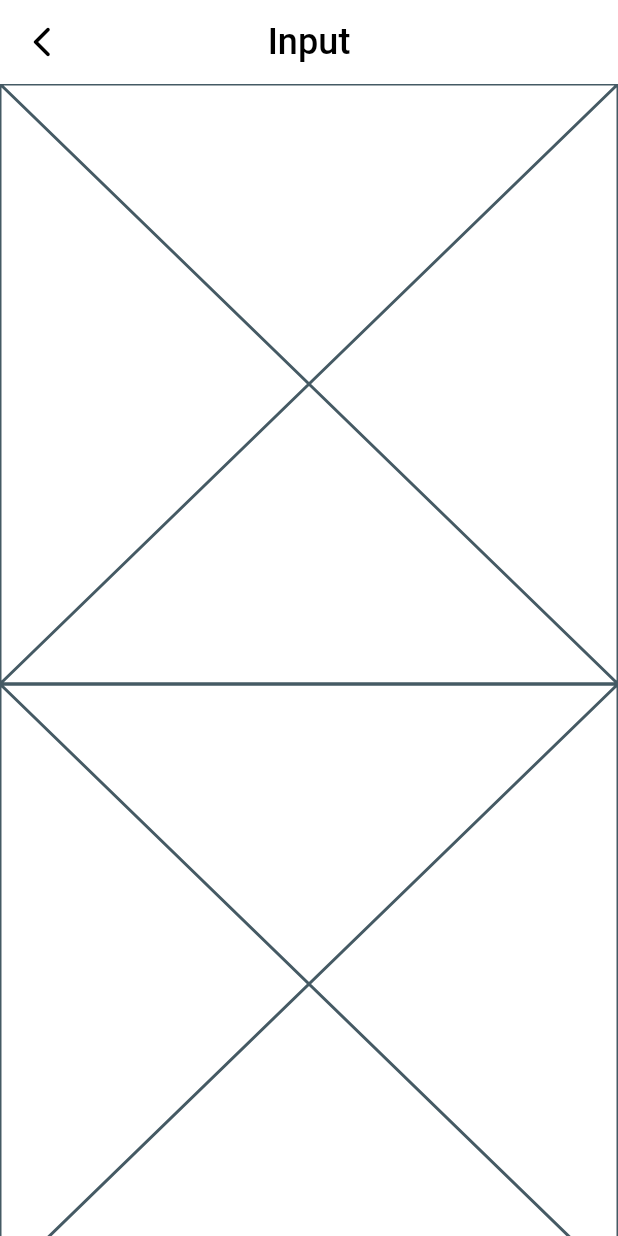
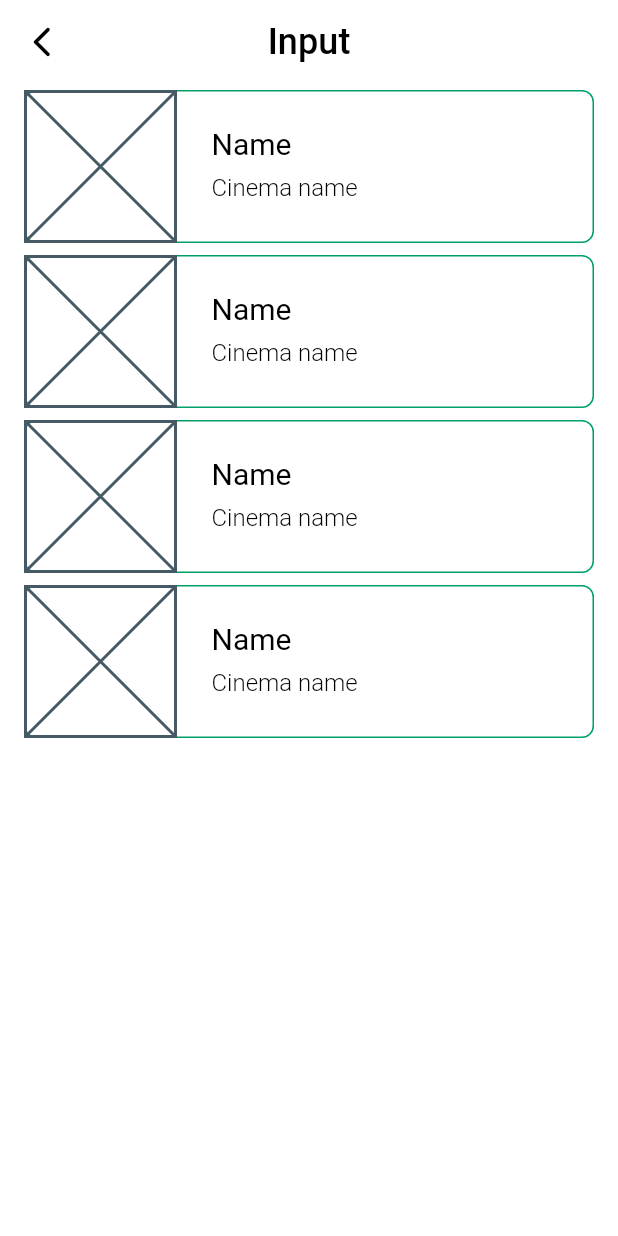
Before and after one commit to Dash-Inside/disney_characters, a Flutter app: the screen it shows after launch, on a phone screen of 412 x 824 dp. Run offline on Flutter 3.47's test engine with Material 2 defaults, Android fonts, the phone set to English and light mode, and no system bars; our stand-ins replace bloc, dartz, equatable.

Commit message:
feat: add list card widget

```diff
--- a/lib/src/presentation/widgets/list_card.dart
+++ b/lib/src/presentation/widgets/list_card.dart
@@ -1,10 +1,69 @@
-import 'package:flutter/widgets.dart';
+// ignore_for_file: prefer_const_constructors
+
+import 'package:flutter/material.dart';
 
 class ListCard extends StatelessWidget {
   const ListCard({super.key});
 
   @override
   Widget build(BuildContext context) {
-    return const Placeholder();
+    return Padding(
+      padding: EdgeInsets.symmetric(
+        vertical: 4.0,
+        horizontal: 16.0,
+      ),
+      child: InkWell(
+        onTap: () {
+          // Navigator.of(context).pushNamed();
+        },
+        child: Container(
+          width: double.infinity,
+          decoration: BoxDecoration(
+            border: Border.all(
+              color: Theme.of(context).colorScheme.primary,
+            ),
+            borderRadius: BorderRadius.circular(8.0),
+          ),
+          child: Row(
+            children: [
+              SizedBox(
+                width: 100.0,
+                height: 100.0,
+                child: Placeholder(),
+              ),
+              Padding(
+                padding: const EdgeInsets.all(24.0),
+                child: Column(
+                  crossAxisAlignment: CrossAxisAlignment.start,
+                  children: [
+                    Text(
+                      "Name",
+                      style: TextStyle(
+                        height: 1.0,
+                        color: Colors.black,
+                        fontSize: 20.0,
+                        fontWeight: FontWeight.w400,
+                      ),
+                    ),
+                    SizedBox(
+                      height: 8.0,
+                    ),
+                    Text(
+                      "Cinema name",
+                      style: TextStyle(
+                        color: Colors.black,
+                        fontSize: 16.0,
+                        fontWeight: FontWeight.w300,
+                      ),
+                    ),
+                    // Spacer(),
+                  ],
+                ),
+              ),
+            ],
+          ),
+        ),
+      ),
+    );
   }
 }
```
